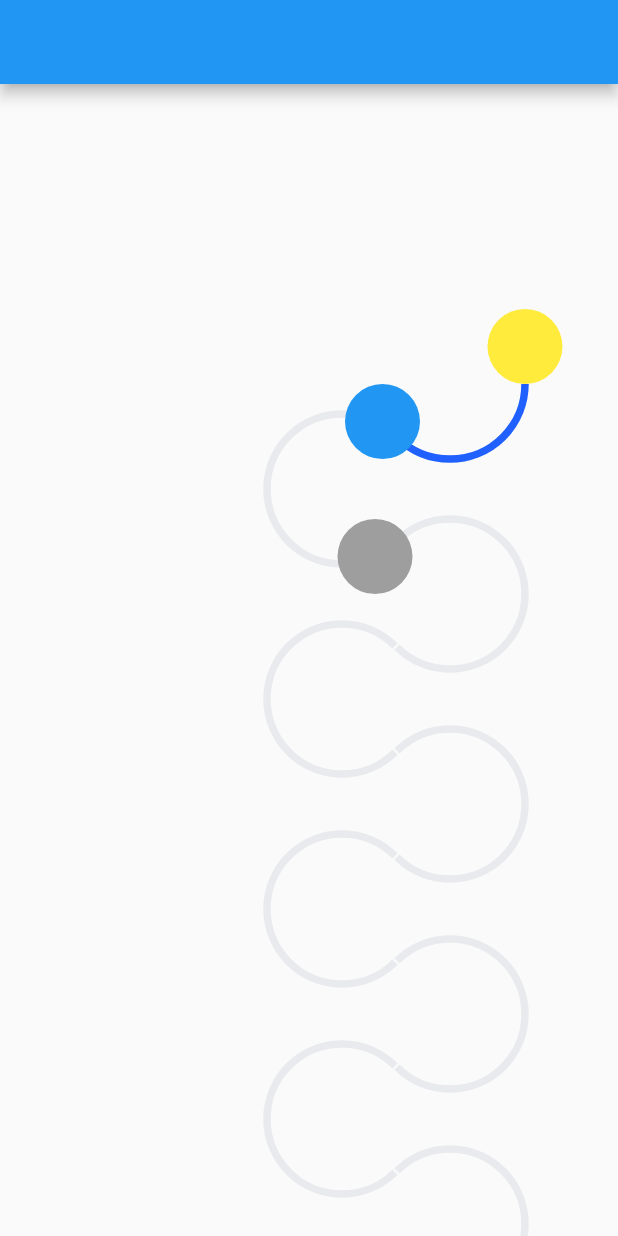
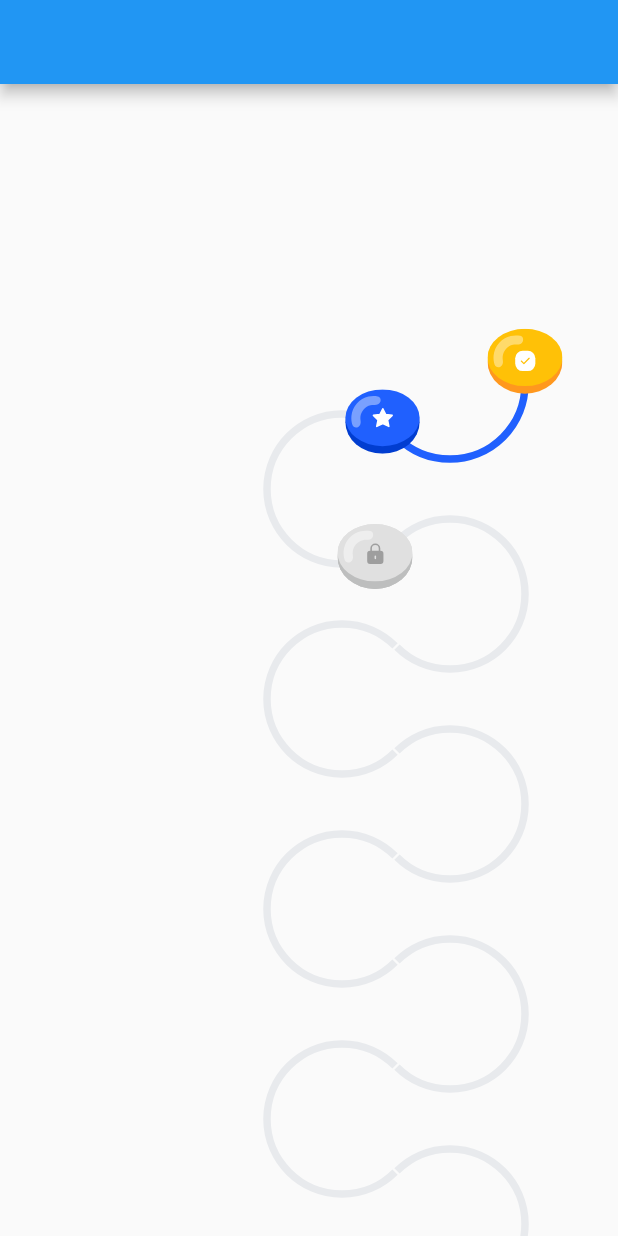
Before and after one commit to MatheusRmelo/flip_book, a Flutter app: the screen it shows after launch, on a phone screen of 412 x 824 dp. Run offline on Flutter 3.47's test engine with Material 2 defaults, Android fonts, the phone set to English and light mode, and no system bars; our stand-ins replace flutter_svg.

Commit message:
with svgs

```diff
--- a/lib/level_page.dart
+++ b/lib/level_page.dart
@@ -2,6 +2,7 @@ import 'dart:math';
 import 'dart:ui';
 
 import 'package:flutter/material.dart';
+import 'package:flutter_svg/flutter_svg.dart';
 
 class LevelPage2 extends StatefulWidget {
   const LevelPage2({super.key});
@@ -26,24 +27,22 @@ class _LevelPage2State extends State<LevelPage2> {
               ),
             )),
             Positioned(
+              child: GestureDetector(
                 child: Container(
                   width: 50,
                   height: 50,
-                decoration: BoxDecoration(
-                  borderRadius: BorderRadius.circular(45),
-                  color: Colors.yellow,
+                  child: SvgPicture.asset('assets/levels/complete_level.svg'),
                 ),
               ),
               left: 325,
-              top: 150,
+              top: 160,
             ),
             Positioned(
+              child: GestureDetector(
                 child: Container(
                   width: 50,
                   height: 50,
-                decoration: BoxDecoration(
-                  borderRadius: BorderRadius.circular(45),
-                  color: Colors.blue,
+                  child: SvgPicture.asset('assets/levels/current_level.svg'),
                 ),
               ),
               left: 230,
@@ -53,13 +52,28 @@ class _LevelPage2State extends State<LevelPage2> {
               child: Container(
                 width: 50,
                 height: 50,
-                decoration: BoxDecoration(
-                  borderRadius: BorderRadius.circular(45),
-                  color: Colors.grey,
-                ),
+                child: SvgPicture.asset('assets/levels/blocked_level.svg'),
               ),
               left: 225,
               top: 290,
+            ),
+            Positioned(
+              child: Container(
+                width: 50,
+                height: 50,
+                child: SvgPicture.asset('assets/levels/blocked_level.svg'),
+              ),
+              left: 225,
+              top: 290,
+            ),
+            Positioned(
+              child: Container(
+                width: 50,
+                height: 50,
+                child: SvgPicture.asset('assets/levels/trophy.svg'),
+              ),
+              left: 240,
+              top: 830,
             ),
           ],
         ));
--- a/pubspec.yaml
+++ b/pubspec.yaml
@@ -62,6 +62,7 @@ flutter:
   # To add assets to your application, add an assets section, like this:
   assets:
     - assets/drawing.svg
+    - assets/levels/
   #   - images/a_dot_ham.jpeg
 
   # An image asset can refer to one or more resolution-specific "variants", see
```
Also changed, not shown: assets/levels/blocked_level.svg (added), assets/levels/complete_level.svg (added), assets/levels/current_level.svg (added), assets/levels/trophy.svg (added). Lines whose indentation alone changed are shown as unchanged.
